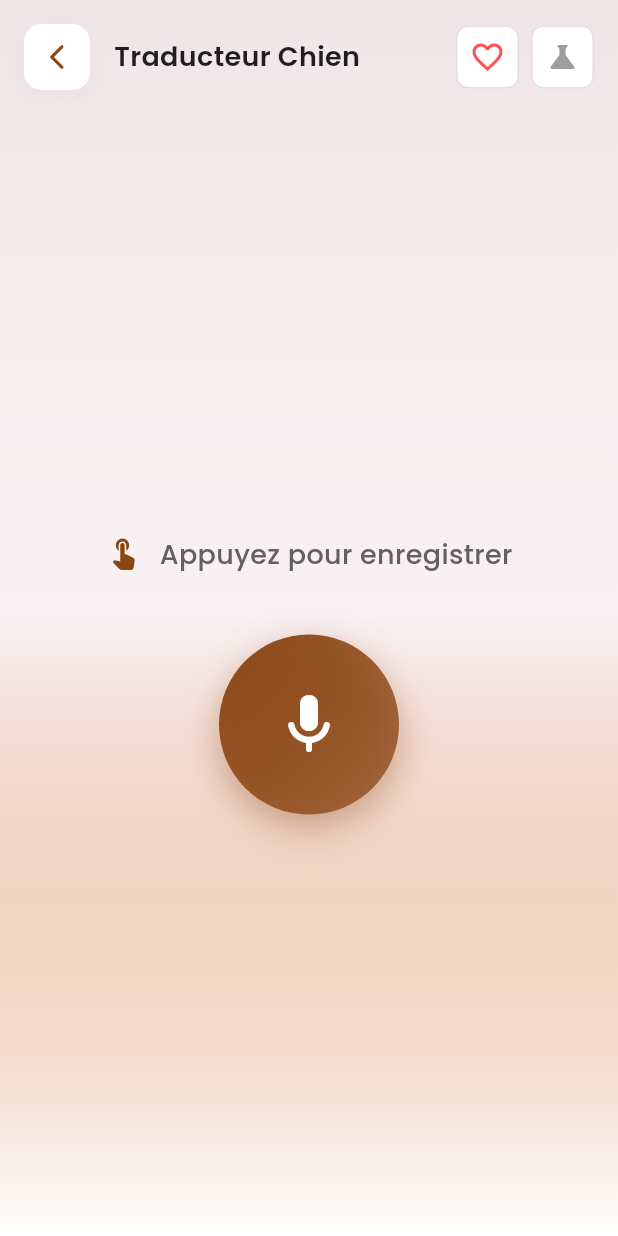
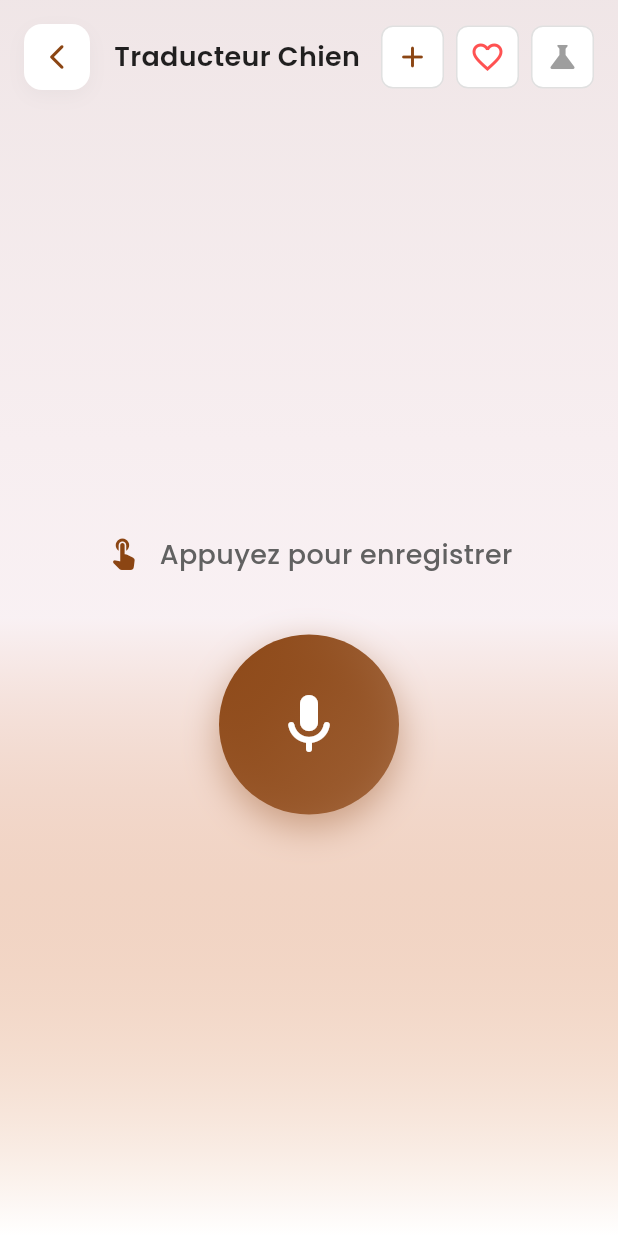
Before and after one commit to Narlex26/Speak-For-Me, a Flutter app: the screen it shows after launch, after a tap on "Chien", on a phone screen of 412 x 824 dp. Run offline on Flutter 3.47's test engine with Material 3 defaults, Android fonts, the phone set to English and light mode, and no system bars; our stand-ins replace flutter_tts, font_awesome_flutter, google_fonts, shared_preferences, shimmer.

```diff
--- a/lib/features/translation_generator/presentation/pages/translation_page.dart
+++ b/lib/features/translation_generator/presentation/pages/translation_page.dart
@@ -213,6 +213,27 @@ class _TranslationPageState extends State<TranslationPage> {
     );
   }
 
+  Future<void> _openAddPhraseSheet() async {
+    final added = await showAddPhraseBottomSheet(
+      context: context,
+      profile: widget.profile,
+      translationService: _translationService,
+    );
+
+    if (!mounted || added != true) {
+      return;
+    }
+
+    ScaffoldMessenger.of(context).showSnackBar(const SnackBar(
+      content: Text('Phrase ajoutee avec succes.'),
+      backgroundColor: Colors.green,
+    ));
+
+    setState(() {
+      // Refresh UI to reflect updated in-memory phrase list.
+    });
+  }
+
   void _reset() {
     _ttsService.stop();
     setState(() {
@@ -294,6 +315,24 @@ class _TranslationPageState extends State<TranslationPage> {
               overflow: TextOverflow.ellipsis,
             ),
           ),
+          // Add Phrase button
+          GestureDetector(
+            onTap: _openAddPhraseSheet,
+            child: Container(
+              padding: const EdgeInsets.all(8),
+              decoration: BoxDecoration(
+                color: Colors.white,
+                borderRadius: BorderRadius.circular(8),
+                border: Border.all(color: Colors.black12),
+              ),
+              child: Icon(
+                Icons.add_rounded,
+                color: widget.profile.primaryColor,
+                size: 24,
+              ),
+            ),
+          ),
+          const SizedBox(width: 8),
           // Favorites button
           GestureDetector(
             onTap: _openFavorites,
```
